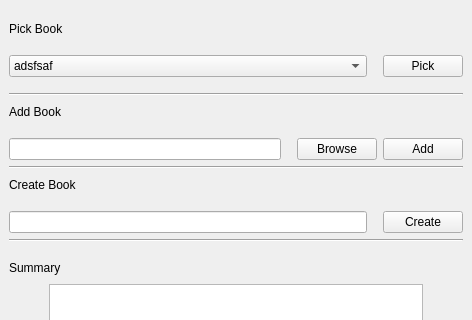
The window that select_book_main_window.ui (codincodee/AnyWord) describes before a commit, drawn with Qt 5; both pictures show x 0 to 472 and y 0 to 320 of the 472 by 521 pixel window.
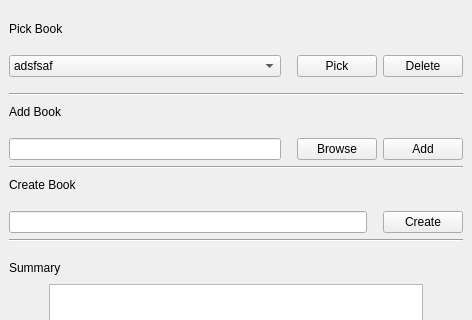
The same window after the commit.

Diff of the .ui file:
```diff
--- a/select_book_main_window.ui
+++ b/select_book_main_window.ui
@@ -129,6 +129,25 @@
           </property>
          </widget>
         </item>
+        <item>
+         <widget class="QPushButton" name="DeletePushButton">
+          <property name="sizePolicy">
+           <sizepolicy hsizetype="Fixed" vsizetype="Fixed">
+            <horstretch>0</horstretch>
+            <verstretch>0</verstretch>
+           </sizepolicy>
+          </property>
+          <property name="minimumSize">
+           <size>
+            <width>40</width>
+            <height>0</height>
+           </size>
+          </property>
+          <property name="text">
+           <string>Delete</string>
+          </property>
+         </widget>
+        </item>
        </layout>
       </item>
       <item>
```
